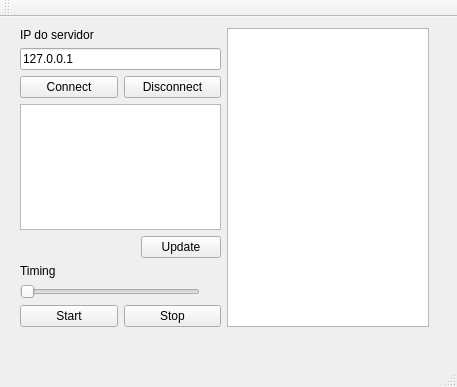
The window that QtTcpClientConsumer/mainwindow.ui (fsilva19/qtSupervisory) describes before a commit, drawn with Qt 5.
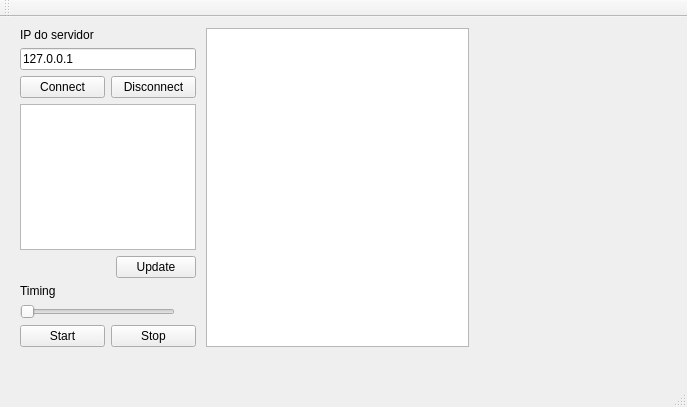
The same window after the commit.

```diff
--- a/QtTcpClientConsumer/mainwindow.ui
+++ b/QtTcpClientConsumer/mainwindow.ui
@@ -6,8 +6,8 @@
    <rect>
     <x>0</x>
     <y>0</y>
-    <width>457</width>
-    <height>387</height>
+    <width>687</width>
+    <height>407</height>
    </rect>
   </property>
   <property name="windowTitle">
@@ -19,11 +19,11 @@
      <rect>
       <x>9</x>
       <y>0</y>
-      <width>431</width>
-      <height>321</height>
+      <width>471</width>
+      <height>341</height>
      </rect>
     </property>
-    <layout class="QHBoxLayout" name="horizontalLayout_4">
+    <layout class="QHBoxLayout" name="horizontalLayout_4" stretch="4,0,6">
      <item>
       <layout class="QVBoxLayout" name="verticalLayout_3">
        <item>
@@ -151,6 +151,19 @@
        </item>
       </layout>
      </item>
+     <item>
+      <spacer name="horizontalSpacer">
+       <property name="orientation">
+        <enum>Qt::Horizontal</enum>
+       </property>
+       <property name="sizeHint" stdset="0">
+        <size>
+         <width>4</width>
+         <height>20</height>
+        </size>
+       </property>
+      </spacer>
+     </item>
      <item>
       <widget class="QGraphicsView" name="graphicsView"/>
      </item>
```
Left out of the diff: 2 changed lines with no effect on the pictures.
